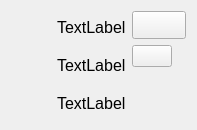
Above: PersonCard.ui from Yavlados/VKR before the change. Below: the same form after it.
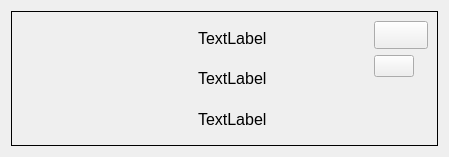
That is the form after the change. Icons and pictures are not drawn.

Diff of the .ui file:
```diff
--- a/PersonCard.ui
+++ b/PersonCard.ui
@@ -6,8 +6,8 @@
    <rect>
     <x>0</x>
     <y>0</y>
-    <width>188</width>
-    <height>130</height>
+    <width>449</width>
+    <height>157</height>
    </rect>
   </property>
   <property name="sizePolicy">
@@ -19,6 +19,22 @@
   <property name="windowTitle">
    <string>Form</string>
   </property>
+  <layout class="QGridLayout" name="gridLayout_2">
+   <item row="0" column="0">
+    <widget class="QFrame" name="frame">
+     <property name="styleSheet">
+      <string notr="true">QFrame{
+border: 1px solid black;}
+
+QLabel{
+border: none;}</string>
+     </property>
+     <property name="frameShape">
+      <enum>QFrame::StyledPanel</enum>
+     </property>
+     <property name="frameShadow">
+      <enum>QFrame::Raised</enum>
+     </property>
   <layout class="QGridLayout" name="gridLayout">
    <item row="0" column="0">
     <layout class="QHBoxLayout" name="horizontalLayout">
@@ -152,6 +168,9 @@
       </layout>
      </item>
     </layout>
+      </item>
+     </layout>
+    </widget>
    </item>
   </layout>
  </widget>
```
Lines whose indentation alone changed are shown as unchanged.
